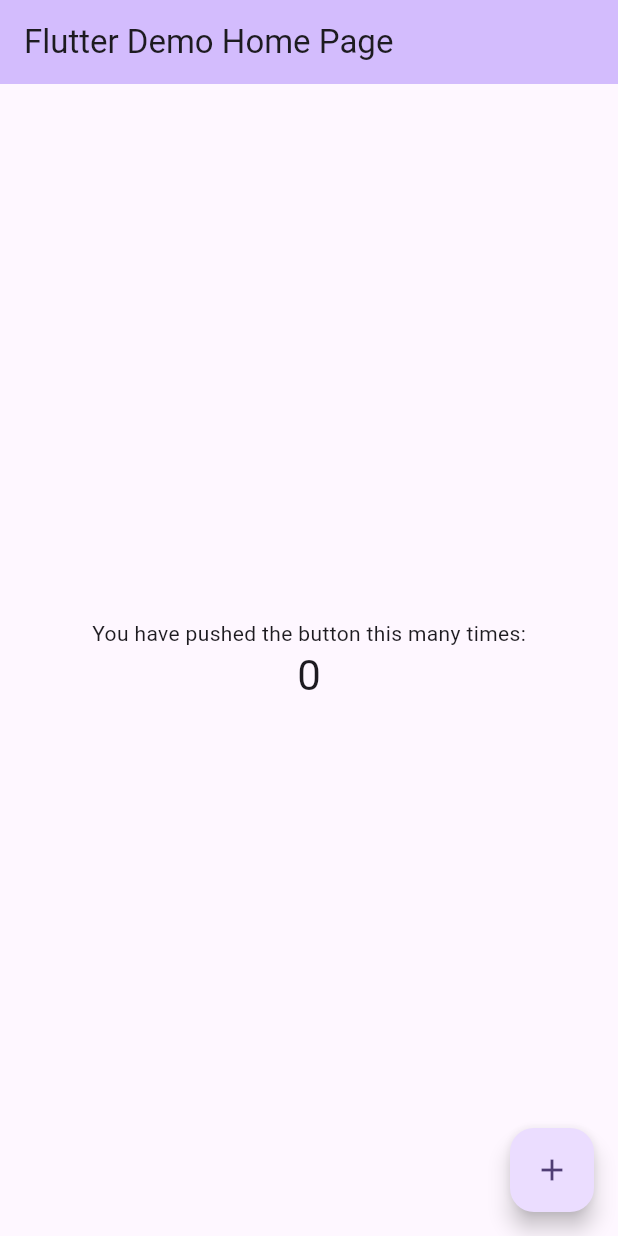
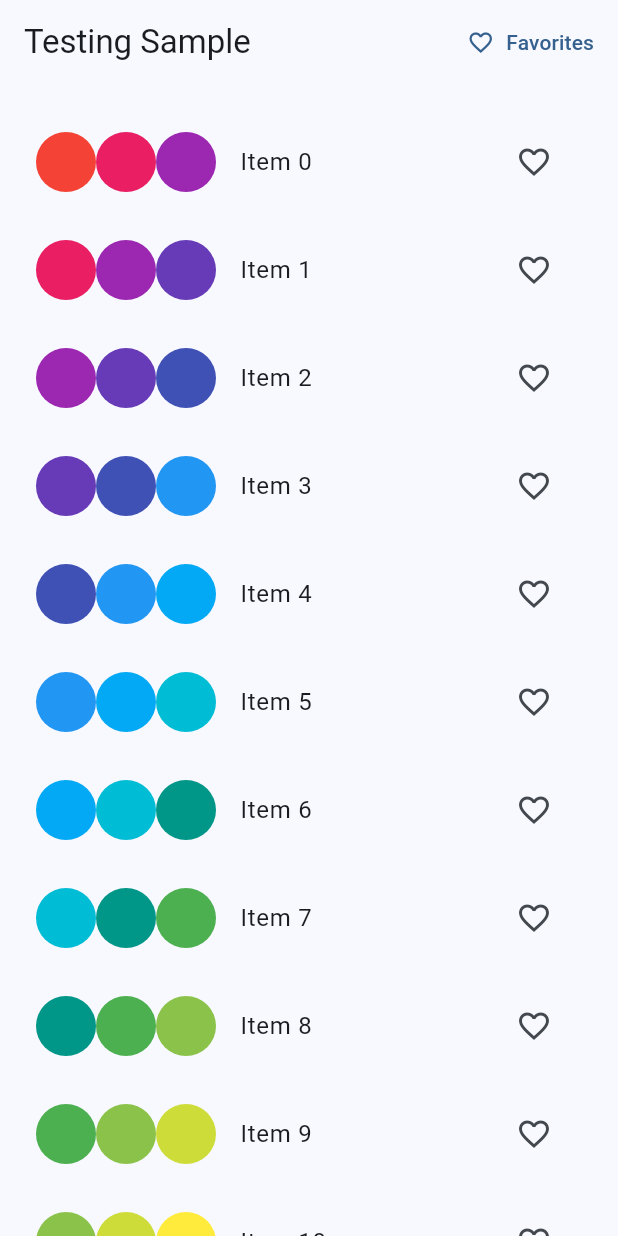
Before and after one commit to LamVanHopee/code_rabbit_demo, a Flutter app: the screen it shows after launch, on a phone screen of 412 x 824 dp. Run offline on Flutter 3.47's test engine with Material 2 defaults, Android fonts, the phone set to English and light mode, and no system bars; our stand-ins replace go_router.

Commit message:
Add favorite ui

```diff
--- a/lib/main.dart
+++ b/lib/main.dart
@@ -1,125 +1,47 @@
+import 'package:code_rabbit_test/models/favorites.dart';
+import 'package:code_rabbit_test/screens/favorites.dart';
+import 'package:code_rabbit_test/screens/home.dart';
 import 'package:flutter/material.dart';
+import 'package:go_router/go_router.dart';
+import 'package:provider/provider.dart';
 
 void main() {
-  runApp(const MyApp());
+  runApp(const TestingApp());
 }
 
-class MyApp extends StatelessWidget {
-  const MyApp({super.key});
+GoRouter router() {
+  return GoRouter(
+    routes: [
+      GoRoute(
+        path: HomePage.rn,
+        builder: (context, state) => const HomePage(),
+        routes: [
+          GoRoute(
+            path: FavoritesPage.routeName,
+            builder: (context, state) => const FavoritesPage(),
+          ),
+        ],
+      ),
+    ],
+  );
+}
 
-  // This widget is the root of your application.
+class TestingApp extends StatelessWidget {
+  const TestingApp({super.key});
+
   @override
   Widget build(BuildContext context) {
-    return MaterialApp(
-      title: 'Flutter Demo',
-      theme: ThemeData(
-        // This is the theme of your application.
-        //
-        // TRY THIS: Try running your application with "flutter run". You'll see
-        // the application has a blue toolbar. Then, without quitting the app,
-        // try changing the seedColor in the colorScheme below to Colors.green
-        // and then invoke "hot reload" (save your changes or press the "hot
-        // reload" button in a Flutter-supported IDE, or press "r" if you used
-        // the command line to start the app).
-        //
-        // Notice that the counter didn't reset back to zero; the application
-        // state is not lost during the reload. To reset the state, use hot
-        // restart instead.
-        //
-        // This works for code too, not just values: Most code changes can be
-        // tested with just a hot reload.
-        colorScheme: ColorScheme.fromSeed(seedColor: Colors.deepPurple),
-        useMaterial3: true,
+    return ChangeNotifierProvider<Favorites>(
+      create: (context) => Favorites(),
+      child: MaterialApp.router(
+        title: 'Testing Sample',
+        theme: ThemeData(
+          colorSchemeSeed: Colors.blue,
+          visualDensity: VisualDensity.adaptivePlatformDensity,
+          useMaterial3: true,
+        ),
+        routerConfig: router(),
       ),
-      home: const MyHomePage(title: 'Flutter Demo Home Page'),
     );
   }
 }
-
-class MyHomePage extends StatefulWidget {
-  const MyHomePage({super.key, required this.title});
-
-  // This widget is the home page of your application. It is stateful, meaning
-  // that it has a State object (defined below) that contains fields that affect
-  // how it looks.
-
-  // This class is the configuration for the state. It holds the values (in this
-  // case the title) provided by the parent (in this case the App widget) and
-  // used by the build method of the State. Fields in a Widget subclass are
-  // always marked "final".
-
-  final String title;
-
-  @override
-  State<MyHomePage> createState() => _MyHomePageState();
-}
-
-class _MyHomePageState extends State<MyHomePage> {
-  int _counter = 0;
-
-  void _incrementCounter() {
-    setState(() {
-      // This call to setState tells the Flutter framework that something has
-      // changed in this State, which causes it to rerun the build method below
-      // so that the display can reflect the updated values. If we changed
-      // _counter without calling setState(), then the build method would not be
-      // called again, and so nothing would appear to happen.
-      _counter++;
-    });
-  }
-
-  @override
-  Widget build(BuildContext context) {
-    // This method is rerun every time setState is called, for instance as done
-    // by the _incrementCounter method above.
-    //
-    // The Flutter framework has been optimized to make rerunning build methods
-    // fast, so that you can just rebuild anything that needs updating rather
-    // than having to individually change instances of widgets.
-    return Scaffold(
-      appBar: AppBar(
-        // TRY THIS: Try changing the color here to a specific color (to
-        // Colors.amber, perhaps?) and trigger a hot reload to see the AppBar
-        // change color while the other colors stay the same.
-        backgroundColor: Theme.of(context).colorScheme.inversePrimary,
-        // Here we take the value from the MyHomePage object that was created by
-        // the App.build method, and use it to set our appbar title.
-        title: Text(widget.title),
-      ),
-      body: Center(
-        // Center is a layout widget. It takes a single child and positions it
-        // in the middle of the parent.
-        child: Column(
-          // Column is also a layout widget. It takes a list of children and
-          // arranges them vertically. By default, it sizes itself to fit its
-          // children horizontally, and tries to be as tall as its parent.
-          //
-          // Column has various properties to control how it sizes itself and
-          // how it positions its children. Here we use mainAxisAlignment to
-          // center the children vertically; the main axis here is the vertical
-          // axis because Columns are vertical (the cross axis would be
-          // horizontal).
-          //
-          // TRY THIS: Invoke "debug painting" (choose the "Toggle Debug Paint"
-          // action in the IDE, or press "p" in the console), to see the
-          // wireframe for each widget.
-          mainAxisAlignment: MainAxisAlignment.center,
-          children: <Widget>[
-            const Text(
-              'You have pushed the button this many times:',
-            ),
-            Text(
-              '$_counter',
-              style: Theme.of(context).textTheme.headlineMedium,
-            ),
-          ],
-        ),
-      ),
-      floatingActionButton: FloatingActionButton(
-        onPressed: _incrementCounter,
-        tooltip: 'Increment',
-        child: const Icon(Icons.add),
-      ), // This trailing comma makes auto-formatting nicer for build methods.
-    );
-  }
-}
--- /dev/null
+++ b/lib/models/favorites.dart
@@ -0,0 +1,18 @@
+import 'package:flutter/material.dart';
+
+/// The [Favorites] class holds a list of favorite items saved by the user.
+class Favorites extends ChangeNotifier {
+  final List<int> _favoriteItems = [];
+
+  List<int> get items => _favoriteItems;
+
+  void add(int itemNo) {
+    _favoriteItems.add(itemNo);
+    notifyListeners();
+  }
+
+  void remove(int itemNo) {
+    _favoriteItems.remove(itemNo);
+    notifyListeners();
+  }
+}
--- /dev/null
+++ b/lib/screens/home.dart
@@ -0,0 +1,84 @@
+import 'package:code_rabbit_test/models/favorites.dart';
+import 'package:code_rabbit_test/screens/favorites.dart';
+import 'package:flutter/material.dart';
+import 'package:go_router/go_router.dart';
+import 'package:provider/provider.dart';
+
+class HomePage extends StatelessWidget {
+  static const rn = '/';
+
+  const HomePage({super.key});
+
+  @override
+  Widget build(BuildContext context) {
+    return Scaffold(
+      appBar: AppBar(
+        title: const Text('Testing Sample'),
+        actions: [
+          TextButton.icon(
+            onPressed: () {
+              context.go(FavoritesPage.fullPath);
+            },
+            icon: const Icon(Icons.favorite_border),
+            label: const Text('Favorites'),
+          ),
+        ],
+      ),
+      body: ListView.builder(
+        itemCount: 100,
+        cacheExtent: 20.0 + 6,
+        controller: ScrollController(),
+        padding: const EdgeInsets.symmetric(vertical: 16),
+        itemBuilder: (context, index) => ItemTile(index),
+      ),
+    );
+  }
+}
+
+class ItemTile extends StatelessWidget {
+  final int itemNo;
+
+  const ItemTile(this.itemNo, {super.key});
+
+  @override
+  Widget build(BuildContext context) {
+    final favoritesList = context.watch<Favorites>();
+
+    return Padding(
+      padding: EdgeInsets.all(8.0),
+      child: ListTile(
+        leading: Row(
+          mainAxisSize: MainAxisSize.min,
+          children: [
+            CircleAvatar(
+              backgroundColor: Colors.primaries[itemNo % Colors.primaries.length],
+            ),
+            CircleAvatar(
+              backgroundColor: Colors.primaries[itemNo % Colors.primaries.length + 1],
+            ),
+            CircleAvatar(
+              backgroundColor: Colors.primaries[itemNo % Colors.primaries.length + 2],
+            )
+          ],
+        ),
+        title: Text(
+          'Item $itemNo',
+          key: Key('text_$itemNo'),
+        ),
+        trailing: IconButton(
+          key: Key('icon_$itemNo'),
+          icon: favoritesList.items.contains(itemNo) ? const Icon(Icons.favorite) : const Icon(Icons.favorite_border),
+          onPressed: () {
+            !favoritesList.items.contains(itemNo) ? favoritesList.add(itemNo) : favoritesList.remove(itemNo);
+            ScaffoldMessenger.of(context).showSnackBar(
+              SnackBar(
+                content: Text(favoritesList.items.contains(itemNo) ? 'Added to favorites.' : 'Removed from favorites.'),
+                duration: const Duration(seconds: 1),
+              ),
+            );
+          },
+        ),
+      ),
+    );
+  }
+}
--- a/pubspec.yaml
+++ b/pubspec.yaml
@@ -30,6 +30,8 @@ environment:
 dependencies:
   flutter:
     sdk: flutter
+  go_router: ^12.0.0
+  provider: ^6.0.5
 
 
   # The following adds the Cupertino Icons font to your application.
```
Also changed, not shown: lib/screens/favorites.dart (added, +70 -0 lines), pubspec.lock.
